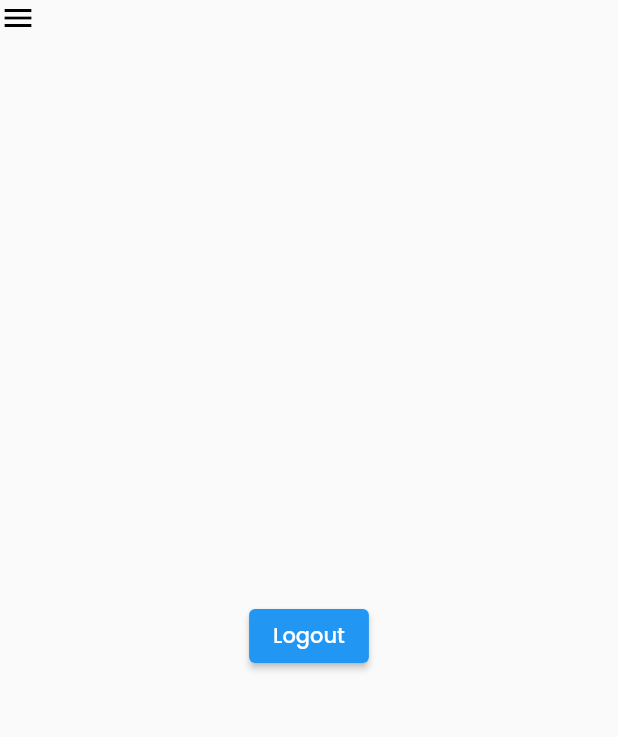
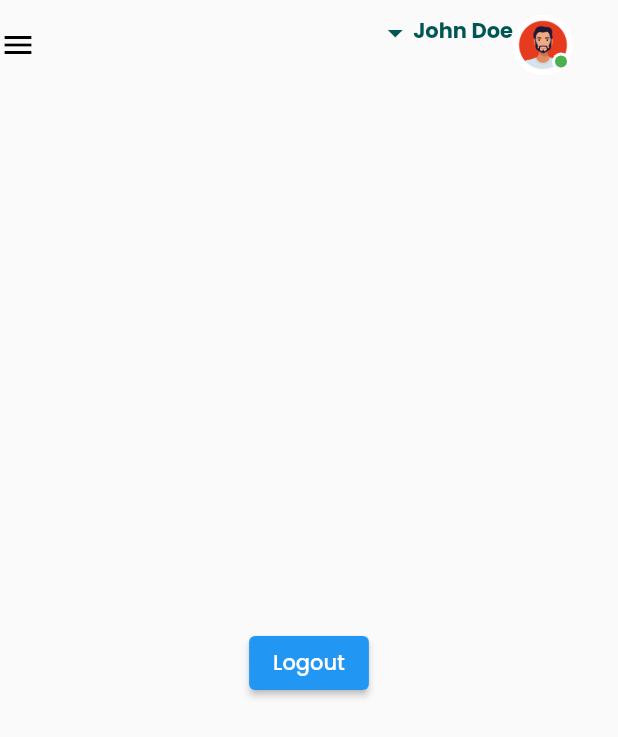
Before and after one commit to Hasnain077/sasta_bazar, a Flutter app: the DashboardScreen screen opened by its route, on a phone screen of 412 x 824 dp. Shown: the top 737 px of the screen. Run offline on Flutter 3.47's test engine with Material 2 defaults, Android fonts, the phone set to English and light mode, and no system bars; our stand-ins replace firebase_auth, firebase_core, go_router; accounts and stored records are empty.

Commit message:
profile menu widget

```diff
--- /dev/null
+++ b/lib/components/profile_menu_widget.dart
@@ -0,0 +1,120 @@
+import 'package:admin_sasta_bazar/utils/mythems.dart';
+import 'package:firebase_auth/firebase_auth.dart';
+import 'package:flutter/material.dart';
+
+class ProfileMenuWidget extends StatelessWidget {
+  ProfileMenuWidget({Key? key}) : super(key: key);
+  final User? user = FirebaseAuth.instance.currentUser;
+
+  @override
+  Widget build(BuildContext context) {
+    return Container(
+      padding: EdgeInsets.only(right: 30, top: 10, bottom: 10),
+      child: GestureDetector(
+        onTapDown: (details) {
+          showMenu(
+            context: context,
+            position: RelativeRect.fromLTRB(
+              details.globalPosition.dx,
+              60,
+              details.globalPosition.dx,
+              details.globalPosition.dy,
+            ),
+            elevation: 10,
+            shape: RoundedRectangleBorder(
+              borderRadius: BorderRadius.circular(10),
+            ),
+            items: [
+              PopupMenuItem(
+                child: profileNameAndImage(isMain: false),
+              ),
+              PopupMenuItem(
+                child: Container(
+                  child: Text("Settings"),
+                ),
+              ),
+              PopupMenuItem(
+                child: Container(
+                  child: Text("Sign Out"),
+                ),
+              )
+            ],
+          );
+        },
+        child: profileNameAndImage(),
+      ),
+    );
+  }
+
+  Widget profileNameAndImage({bool isMain = true}) {
+    return Row(
+      crossAxisAlignment: CrossAxisAlignment.start,
+      children: [
+        Visibility(
+            visible: isMain,
+            child: const Icon(
+              Icons.arrow_drop_down,
+              color: MyThem.drawerBackgroundColor,
+            )),
+        Visibility(visible: !isMain, child: profileImage()),
+        Visibility(
+            visible: !isMain,
+            child: const SizedBox(
+              height: 10,
+            )),
+        Column(
+          crossAxisAlignment:
+              isMain ? CrossAxisAlignment.end : CrossAxisAlignment.start,
+          children: [
+            const Text(
+              "John Doe",
+              style: TextStyle(
+                  fontWeight: FontWeight.bold,
+                  color: MyThem.drawerBackgroundColor),
+            ),
+            Text(
+              user?.email ?? "",
+              style: const TextStyle(fontSize: 12, color: Colors.black54),
+            ),
+          ],
+        ),
+        const SizedBox(
+          height: 10,
+        ),
+        Visibility(visible: isMain, child: profileImage())
+      ],
+    );
+  }
+
+  Widget profileImage() {
+    return Stack(
+      children: [
+        CircleAvatar(
+          radius: 20,
+          backgroundColor: Colors.white,
+          child: ClipRRect(
+            borderRadius: BorderRadius.circular(80),
+            child: Image.asset("assets/png/user_image.png"),
+          ),
+        ),
+        Positioned(
+          right: 2,
+          bottom: 3,
+          child: Container(
+            decoration: BoxDecoration(
+                color: Colors.white, borderRadius: BorderRadius.circular(8)),
+            child: Container(
+              height: 8,
+              width: 8,
+              margin: const EdgeInsets.all(2),
+              decoration: BoxDecoration(
+                borderRadius: BorderRadius.circular(4),
+                color: Colors.green,
+              ),
+            ),
+          ),
+        ),
+      ],
+    );
+  }
+}
--- a/lib/screens/dashboard.dart
+++ b/lib/screens/dashboard.dart
@@ -1,8 +1,12 @@
 import 'package:admin_sasta_bazar/components/drawer_widget.dart';
+import 'package:admin_sasta_bazar/components/profile_menu_widget.dart';
+
 import 'package:admin_sasta_bazar/providers/dashboard_provider.dart';
 import 'package:admin_sasta_bazar/providers/login_provider.dart';
 import 'package:admin_sasta_bazar/screens/login_screen.dart';
+import 'package:admin_sasta_bazar/utils/mythems.dart';
 import 'package:admin_sasta_bazar/utils/responsive_builder.dart';
+import 'package:firebase_auth/firebase_auth.dart';
 import 'package:flutter/material.dart';
 import 'package:go_router/go_router.dart';
 import 'package:provider/provider.dart';
@@ -19,6 +23,8 @@ class DashboardScreen extends StatefulWidget {
 class _DashboardScreenState extends State<DashboardScreen> {
   final GlobalKey<ScaffoldState> _scaffoldKey = GlobalKey();
 
+  final User? user = FirebaseAuth.instance.currentUser;
+
   @override
   void initState() {
     bool b = LoginProvider().getLoggedInUser();
@@ -31,12 +37,32 @@ class _DashboardScreenState extends State<DashboardScreen> {
     super.initState();
   }
 
+  void _showDialog(BuildContext context) {
+    showDialog(
+      context: context,
+      builder: (BuildContext context) {
+        return AlertDialog(
+          content: Text("Settings"),
+          actions: [
+            MaterialButton(
+              child: Text("OK"),
+              onPressed: () {
+                Navigator.of(context).pop();
+              },
+            ),
+          ],
+        );
+      },
+    );
+  }
+
   @override
   Widget build(BuildContext context) {
     final size = MediaQuery.of(context).size;
     return Consumer<DashboardProvider>(builder: (_, ref, child) {
       return Scaffold(
         primary: true,
+
         // appBar: AppBar(
         //   backgroundColor: Colors.transparent,
         //   elevation: 0,
@@ -96,10 +122,14 @@ class _DashboardScreenState extends State<DashboardScreen> {
                                 : Icons.close_rounded),
                         color: Colors.black,
                       ),
+                      Expanded(child: Container()),
+                      ProfileMenuWidget(),
                     ],
+
                   ),
                 ),
-                Expanded(child: logOutButton()),
+                Expanded(child: logoutButton()),
+
               ],
             ),
           ),
@@ -111,53 +141,45 @@ class _DashboardScreenState extends State<DashboardScreen> {
   }
 
   Widget webDashboard(bool expanded, Size size, DashboardProvider ref) {
-    return Column(
-      children: [
+    return Column(mainAxisAlignment: MainAxisAlignment.center, children: [
+      Row(children: [
+        Padding(
+          padding: const EdgeInsets.all(8),
+          child: Image.asset(
+            "assets/png/logo.png",
+            height: 50,
+          ),
+        ),
         GestureDetector(
           onTap: () {
-            if (_scaffoldKey.currentState != null) {
-              if (_scaffoldKey.currentState!.isDrawerOpen) {
-                _scaffoldKey.currentState!.closeDrawer();
-              } else {
-                _scaffoldKey.currentState!.openDrawer();
-              }
-              ref.toggleMobileExpansion(
-                  value: _scaffoldKey.currentState!.isDrawerOpen);
-            } else {
-              ref.toggleExpansion();
-            }
+            ref.toggleExpansion();
           },
-          child: Row(
-            children: [
-              Padding(
-                  padding: const EdgeInsets.all(8.0),
-                  child: Image.asset(
-                    "assets/png/logo.png",
-                    height: 50,
-                  )),
-              Icon(
-                _scaffoldKey.currentState != null
-                    ? (ref.isMobileDrawerOpen
-                        ? Icons.close_rounded
-                        : Icons.menu)
-                    : (ref.isDrawerExpanded ? Icons.close_rounded : Icons.menu),
-                color: Colors.black,
-              ),
-            ],
+          child: Icon(
+            ref.isDrawerExpanded ? Icons.close_rounded : Icons.menu,
+            color: Colors.black,
           ),
         ),
         Expanded(
-          child: Row(
-            children: [
-              DrawerWidget(isExpanded: expanded, menulist:[]),
-            ],
-          ),
+          child: Container(),
         ),
-      ],
-    );
+
+        ProfileMenuWidget(),
+
+      ]),
+      Expanded(
+        child: Row(
+          children: [
+            DrawerWidget(
+              isExpanded: expanded,
+              menulist: [],
+            )
+          ],
+        ),
+      ),
+    ]);
   }
 
-  Widget logOutButton() {
+  Widget logoutButton() {
     return Center(
       child: ElevatedButton(
         onPressed: () async {
```
Also changed, not shown: assets/png/user_image.png (added).
